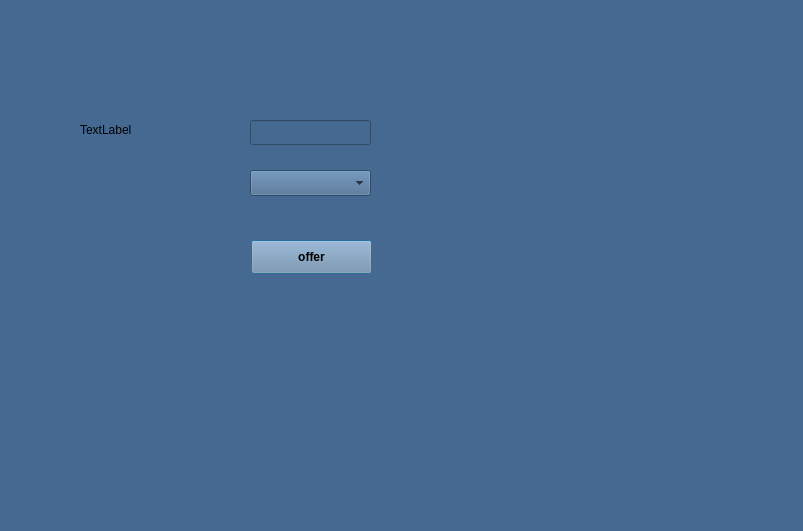
The window that Monopoly/sell_property.ui (shaahinfaezi/Monopoly) describes before a commit, drawn with Qt 5.
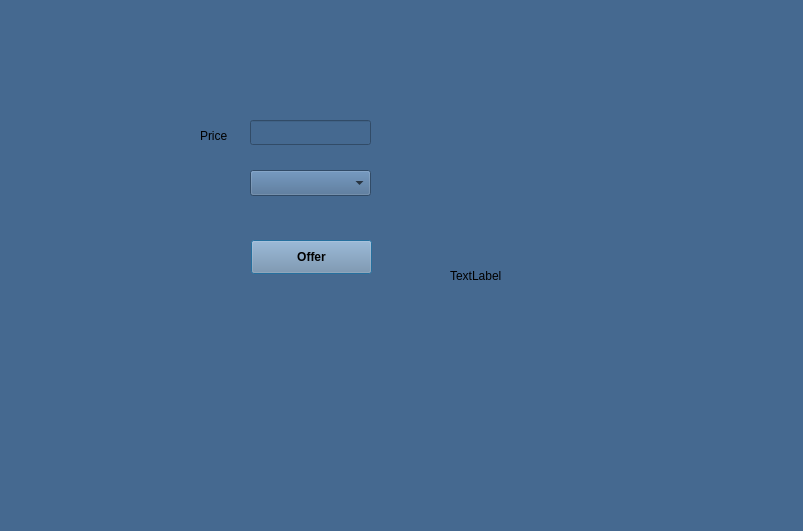
The same window after the commit.

Commit message: My properties,sell houses,buy houses,sell hotel,buy hotels,...

Patch:
```diff
--- a/Monopoly/sell_property.ui
+++ b/Monopoly/sell_property.ui
@@ -20,14 +20,14 @@
   <widget class="QLabel" name="label">
    <property name="geometry">
     <rect>
-     <x>80</x>
+     <x>200</x>
      <y>120</y>
-     <width>121</width>
-     <height>20</height>
+     <width>51</width>
+     <height>31</height>
     </rect>
    </property>
    <property name="text">
-    <string>TextLabel</string>
+    <string>Price</string>
    </property>
   </widget>
   <widget class="QLineEdit" name="lineEdit">
@@ -71,7 +71,20 @@
 </string>
    </property>
    <property name="text">
-    <string>offer</string>
+    <string>Offer</string>
+   </property>
+  </widget>
+  <widget class="QLabel" name="label_2">
+   <property name="geometry">
+    <rect>
+     <x>450</x>
+     <y>40</y>
+     <width>321</width>
+     <height>471</height>
+    </rect>
+   </property>
+   <property name="text">
+    <string>TextLabel</string>
    </property>
   </widget>
  </widget>
```
The commit also changes 11 other files.
